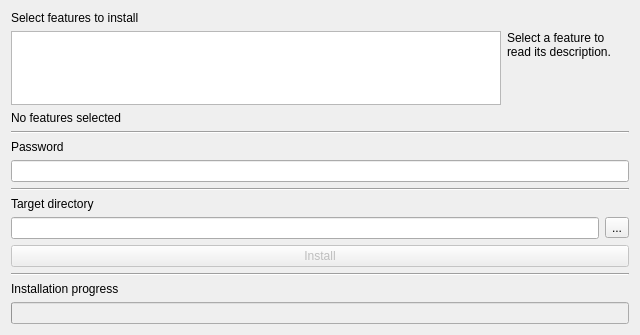
This is src/ui/ui/SetupDialog.ui in Anteru/kyla as Qt 5 draws it before an edit. The edited form follows.
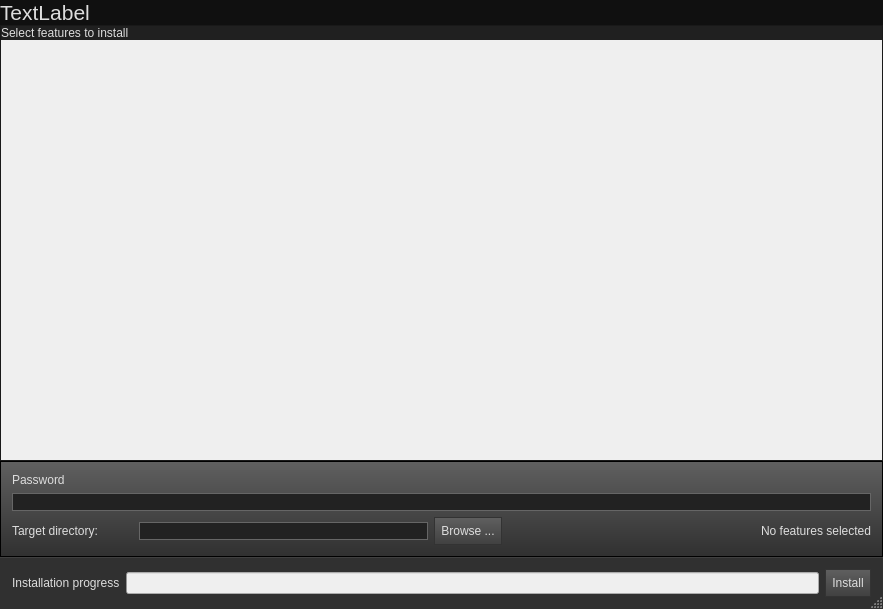
This is the edited form.

```diff
--- a/src/ui/ui/SetupDialog.ui
+++ b/src/ui/ui/SetupDialog.ui
@@ -6,68 +6,204 @@
    <rect>
     <x>0</x>
     <y>0</y>
-    <width>640</width>
-    <height>335</height>
+    <width>883</width>
+    <height>609</height>
    </rect>
   </property>
   <property name="windowTitle">
    <string>Setup</string>
   </property>
+  <property name="styleSheet">
+   <string notr="true">QDialog
+{
+	background-color: rgb(96,96,96);
+}
+
+QWidget
+{
+	color: #DDD;
+}
+
+QLabel#applicationName
+{
+    background-color: rgb(16,16,16);
+}
+
+QFrame#installFeaturesFrame
+{
+    background-color: rgb(32,32,32);
+}
+
+QLineEdit 
+{
+    background-color: #222;
+    border: 1 solid #666;
+}
+
+QPushButton {
+    background-color: qlineargradient(spread:pad, x1:0, y1:0, x2:0, y2:1, stop:0 rgba(96,96,96, 255), stop:1 rgba(64,64,64, 255));
+
+    border: 1 solid #333;
+    padding: 6;
+}
+
+QPushButton:disabled {
+    background-color: rgb(128,128,128);
+}
+
+QPushButton:hover {
+background-color: qlineargradient(spread:pad, x1:0, y1:0, x2:0, y2:1, stop:0 rgba(128,128,128, 255), stop:1 rgba(96,96,96, 255));
+}
+
+QFrame[frameShape=&quot;4&quot;] {
+	color: #AAA;
+}
+
+QFrame#installSettingsFrame {
+background-color: qlineargradient(spread:pad, x1:0, y1:0, x2:0, y2:1, stop:0 rgb(96,96,96), stop:1 rgb(48,48,48));
+border-bottom: 1 solid rgb(32,32,32);
+}
+
+QFrame#installActionsFrame {
+    background-color: rgb(48,48,48);
+    border-top: 1 solid rgb(64,64,64);
+}</string>
+  </property>
+  <property name="sizeGripEnabled">
+   <bool>true</bool>
+  </property>
   <layout class="QVBoxLayout" name="verticalLayout_4">
+   <property name="spacing">
+    <number>0</number>
+   </property>
+   <property name="leftMargin">
+    <number>0</number>
+   </property>
+   <property name="topMargin">
+    <number>0</number>
+   </property>
+   <property name="rightMargin">
+    <number>0</number>
+   </property>
+   <property name="bottomMargin">
+    <number>0</number>
+   </property>
    <item>
+    <widget class="QLabel" name="applicationName">
+     <property name="font">
+      <font>
+       <pointsize>16</pointsize>
+      </font>
+     </property>
+     <property name="text">
+      <string>TextLabel</string>
+     </property>
+     <property name="margin">
+      <number>12</number>
+     </property>
+    </widget>
+   </item>
+   <item>
+    <widget class="QFrame" name="installFeaturesFrame">
+     <property name="frameShape">
+      <enum>QFrame::StyledPanel</enum>
+     </property>
+     <property name="frameShadow">
+      <enum>QFrame::Raised</enum>
+     </property>
     <layout class="QVBoxLayout" name="verticalLayout">
+      <property name="spacing">
+       <number>0</number>
+      </property>
+      <property name="leftMargin">
+       <number>0</number>
+      </property>
+      <property name="topMargin">
+       <number>0</number>
+      </property>
+      <property name="rightMargin">
+       <number>0</number>
+      </property>
+      <property name="bottomMargin">
+       <number>0</number>
+      </property>
      <item>
       <widget class="QLabel" name="selectFeaturesLabel">
        <property name="text">
         <string>Select features to install</string>
        </property>
-      </widget>
-     </item>
-     <item>
-      <layout class="QHBoxLayout" name="horizontalLayout_3" stretch="4,1">
-       <item>
-        <widget class="QTreeWidget" name="featureSelection">
-         <attribute name="headerVisible">
-          <bool>false</bool>
-         </attribute>
-         <column>
-          <property name="text">
-           <string notr="true">1</string>
-          </property>
-         </column>
+        <property name="margin">
+         <number>8</number>
+        </property>
         </widget>
        </item>
        <item>
-        <widget class="QLabel" name="featureDescription">
-         <property name="text">
-          <string>Select a feature to read its description.</string>
-         </property>
-         <property name="alignment">
-          <set>Qt::AlignLeading|Qt::AlignLeft|Qt::AlignTop</set>
-         </property>
-         <property name="wordWrap">
+       <widget class="QScrollArea" name="featuresArea">
+        <property name="styleSheet">
+         <string notr="true">QWidget#featuresArea, QTreeWidget
+{
+    background: transparent;
+}
+
+QWidget#featuresAreaContent &gt; QWidget {
+	border-bottom: 1px solid #AAA;
+	margin: 0;
+	background: qlineargradient(x1:0, y1:0, x2:0, y2:1,
+		stop:0 rgb(40,40,40), stop : 1 rgb(32,32,32));
+}
+
+QWidget &gt; QTreeWidget
+{
+    padding: 4;
+}</string>
+        </property>
+        <property name="frameShape">
+         <enum>QFrame::NoFrame</enum>
+        </property>
+        <property name="lineWidth">
+         <number>0</number>
+        </property>
+        <property name="sizeAdjustPolicy">
+         <enum>QAbstractScrollArea::AdjustToContents</enum>
+        </property>
+        <property name="widgetResizable">
           <bool>true</bool>
          </property>
+        <widget class="QWidget" name="featuresAreaContent">
+         <property name="geometry">
+          <rect>
+           <x>0</x>
+           <y>0</y>
+           <width>881</width>
+           <height>16</height>
+          </rect>
+         </property>
+         <property name="sizePolicy">
+          <sizepolicy hsizetype="MinimumExpanding" vsizetype="Maximum">
+           <horstretch>0</horstretch>
+           <verstretch>0</verstretch>
+          </sizepolicy>
+         </property>
         </widget>
-       </item>
-      </layout>
-     </item>
-     <item>
-      <widget class="QLabel" name="requiredDiskSpaceValue">
-       <property name="text">
-        <string>No features selected</string>
-       </property>
-      </widget>
-     </item>
-    </layout>
-   </item>
+       </widget>
+      </item>
+     </layout>
+    </widget>
+   </item>
    <item>
-    <widget class="Line" name="line">
-     <property name="orientation">
-      <enum>Qt::Horizontal</enum>
+    <widget class="QFrame" name="installSettingsFrame">
+     <property name="styleSheet">
+      <string notr="true"/>
      </property>
-    </widget>
-   </item>
+     <property name="frameShape">
+      <enum>QFrame::StyledPanel</enum>
+     </property>
+     <property name="frameShadow">
+      <enum>QFrame::Raised</enum>
+     </property>
+     <layout class="QVBoxLayout" name="verticalLayout_3">
+      <item>
+       <layout class="QVBoxLayout" name="verticalLayout_2">
    <item>
     <layout class="QVBoxLayout" name="passwordLayout">
      <item>
@@ -87,18 +223,11 @@
     </layout>
    </item>
    <item>
-    <widget class="Line" name="passwordSplitter">
-     <property name="orientation">
-      <enum>Qt::Horizontal</enum>
-     </property>
-    </widget>
-   </item>
-   <item>
-    <layout class="QVBoxLayout" name="verticalLayout_2">
+         <layout class="QHBoxLayout" name="horizontalLayout_3" stretch="1,3,3">
      <item>
       <widget class="QLabel" name="targetDirectoryLabel">
        <property name="text">
-        <string>Target directory</string>
+             <string>Target directory:</string>
        </property>
       </widget>
      </item>
@@ -108,40 +237,41 @@
         <widget class="QLineEdit" name="targetDirectoryEdit"/>
        </item>
        <item>
-        <widget class="QToolButton" name="selectDirectoryButton">
+             <widget class="QPushButton" name="selectDirectoryButton">
          <property name="text">
-          <string>...</string>
+               <string>Browse ...</string>
          </property>
         </widget>
        </item>
       </layout>
      </item>
-    </layout>
-   </item>
+          <item>
+           <widget class="QLabel" name="requiredDiskSpaceValue">
+            <property name="text">
+             <string>No features selected</string>
+            </property>
+            <property name="alignment">
+             <set>Qt::AlignRight|Qt::AlignTrailing|Qt::AlignVCenter</set>
+            </property>
+           </widget>
+          </item>
+         </layout>
+        </item>
+       </layout>
+      </item>
+     </layout>
+    </widget>
+   </item>
    <item>
+    <widget class="QFrame" name="installActionsFrame">
+     <property name="frameShape">
+      <enum>QFrame::StyledPanel</enum>
+     </property>
+     <property name="frameShadow">
+      <enum>QFrame::Raised</enum>
+     </property>
     <layout class="QHBoxLayout" name="horizontalLayout_2">
      <item>
-      <widget class="QPushButton" name="startInstallationButton">
-       <property name="enabled">
-        <bool>false</bool>
-       </property>
-       <property name="text">
-        <string>Install</string>
-       </property>
-      </widget>
-     </item>
-    </layout>
-   </item>
-   <item>
-    <widget class="Line" name="line_2">
-     <property name="orientation">
-      <enum>Qt::Horizontal</enum>
-     </property>
-    </widget>
-   </item>
-   <item>
-    <layout class="QVBoxLayout" name="verticalLayout_3">
-     <item>
       <widget class="QLabel" name="installationProgressLabel">
        <property name="text">
         <string>Installation progress</string>
@@ -161,7 +291,24 @@
        </property>
       </widget>
      </item>
-    </layout>
+      <item>
+       <widget class="QPushButton" name="startInstallationButton">
+        <property name="sizePolicy">
+         <sizepolicy hsizetype="Minimum" vsizetype="Minimum">
+          <horstretch>0</horstretch>
+          <verstretch>0</verstretch>
+         </sizepolicy>
+        </property>
+        <property name="text">
+         <string>Install</string>
+        </property>
+        <property name="default">
+         <bool>true</bool>
+        </property>
+       </widget>
+      </item>
+     </layout>
+    </widget>
    </item>
   </layout>
  </widget>
```
Lines whose indentation alone changed are shown as unchanged.
